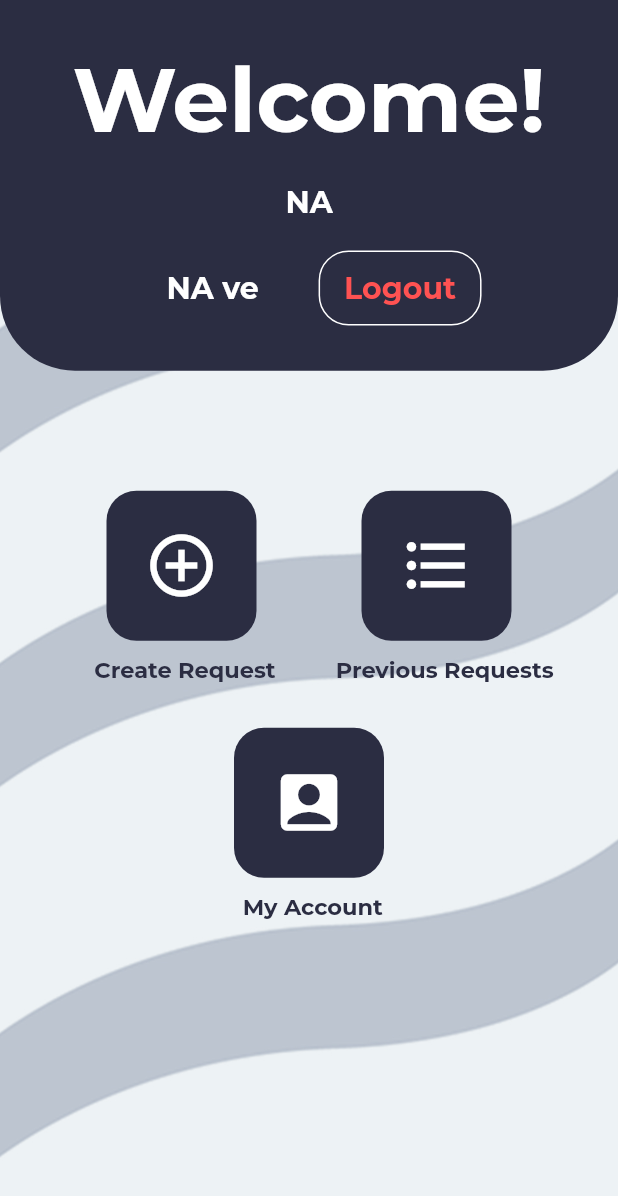
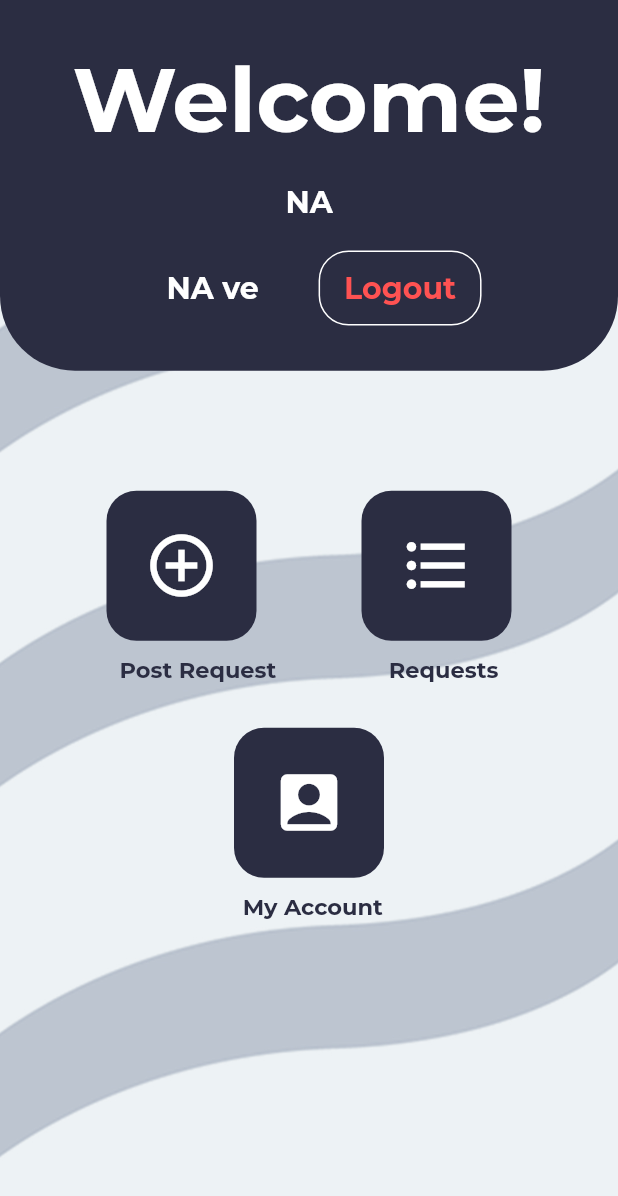
Before and after one commit to Aider-app/aider-flutter, a Flutter app: the Blooddash screen opened directly, on a phone screen of 412 x 824 dp. Shown: the top 1196 px of the screen. Run offline on Flutter 3.47's test engine with Material 2 defaults, Android fonts, the phone set to English and light mode, and no system bars; our stand-ins replace geolocator, google_maps_flutter.

Commit message:
pulling again

```diff
--- a/lib/screens/blood_accountdetails.dart
+++ b/lib/screens/blood_accountdetails.dart
@@ -13,7 +13,7 @@ class _BloodDetailsState extends State<BloodDetails> {
   final _quantity = TextEditingController();
   bool _validatequantity = false;
   int _value = 1;
-  bool isswitched = false;
+  bool isswitched = iswilling;
   @override
   Widget build(BuildContext context) {
     return Scaffold(
--- a/lib/screens/blooddash.dart
+++ b/lib/screens/blooddash.dart
@@ -179,18 +179,18 @@ class _BlooddashState extends State<Blooddash> {
                         Row(
                           mainAxisAlignment: MainAxisAlignment.center,
                           children: [
-                            SizedBox(width: 20.0),
+                            //SizedBox(width: 20.0),
                             Text(
-                              'Create Request',
+                              'Post Request',
                               style: TextStyle(
                                   fontFamily: 'Montserrat',
                                   fontWeight: FontWeight.bold,
                                   fontSize: 15.0,
                                   color: Color(0xFF2B2D42)),
                             ),
-                            SizedBox(width: 40.0),
+                            SizedBox(width: 75.0),
                             Text(
-                              'Previous Requests',
+                              'Requests',
                               style: TextStyle(
                                   fontFamily: 'Montserrat',
                                   fontWeight: FontWeight.bold,
--- a/lib/screens/bloodlogin.dart
+++ b/lib/screens/bloodlogin.dart
@@ -9,6 +9,7 @@ String bloodloggeduser = "NA";
 String bloodgrp = "NA";
 String bloodloginid = 'NA';
 String bloodcontact = 'NA';
+bool iswilling = false;
 
 class Bloodlogin extends StatefulWidget {
   @override
@@ -164,6 +165,7 @@ class _BloodloginState extends State<Bloodlogin> {
                   bloodloginid = response["email"];
                   bloodcontact = response["phone"];
                   bloodgrp = response["bloodgroup"];
+                  iswilling = response["iswilling"];
                   print(bloodloggeduser);
                   print(bloodgrp);
                   Navigator.of(context).pushReplacement(
--- a/lib/widgets/bloodrowelement.dart
+++ b/lib/widgets/bloodrowelement.dart
@@ -3,6 +3,7 @@ import 'package:flutter/material.dart';
 import 'package:aider/screens/chathome.dart';
 import 'package:aider/screens/Login.dart';
 import 'package:aider/networking/chat.dart';
+import 'package:url_launcher/url_launcher.dart';
 
 Widget rowelement(
     item_type, item_name, publisher, post_id, distance, quantity, context) {
@@ -101,8 +102,9 @@ Widget rowelement(
                 color: Color(0xFF2B2D42),
                 shape: RoundedRectangleBorder(
                     borderRadius: BorderRadius.circular(20.0)),
-                onPressed: () async {
+                onPressed: () {
                   print('Pressed accept request');
+                  launch("tel://$contact");
                   /*dynamic response =
                       await acceptchat(publisher, loginid, "true", post_id);
                   print(response["status"]);
```
